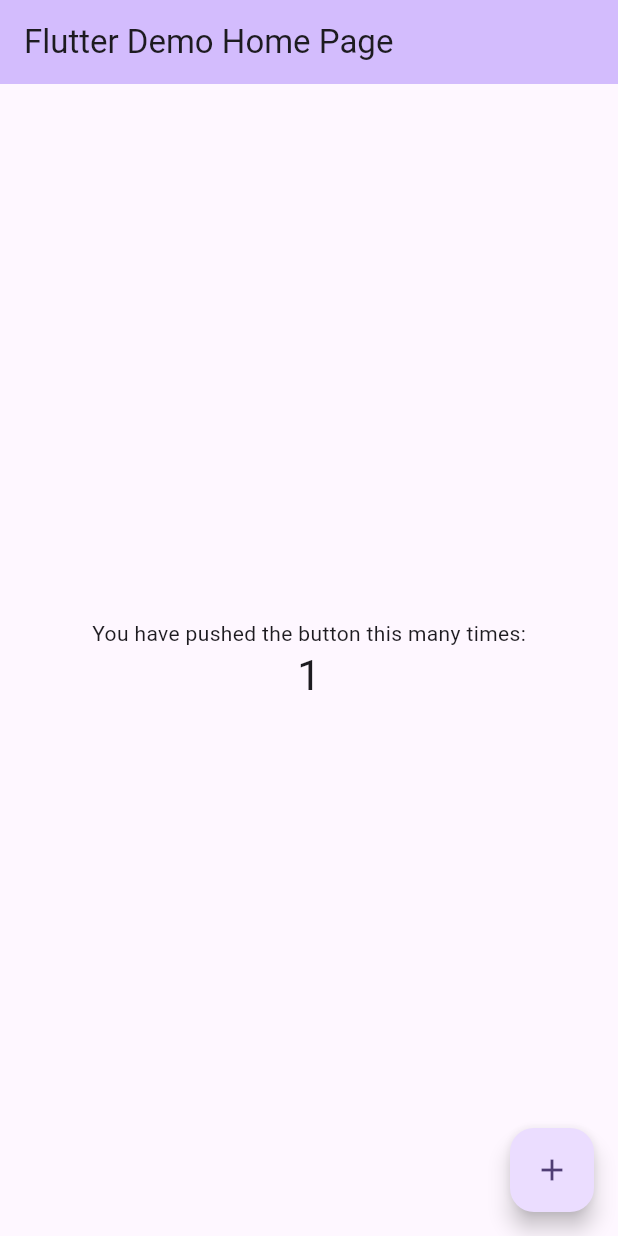
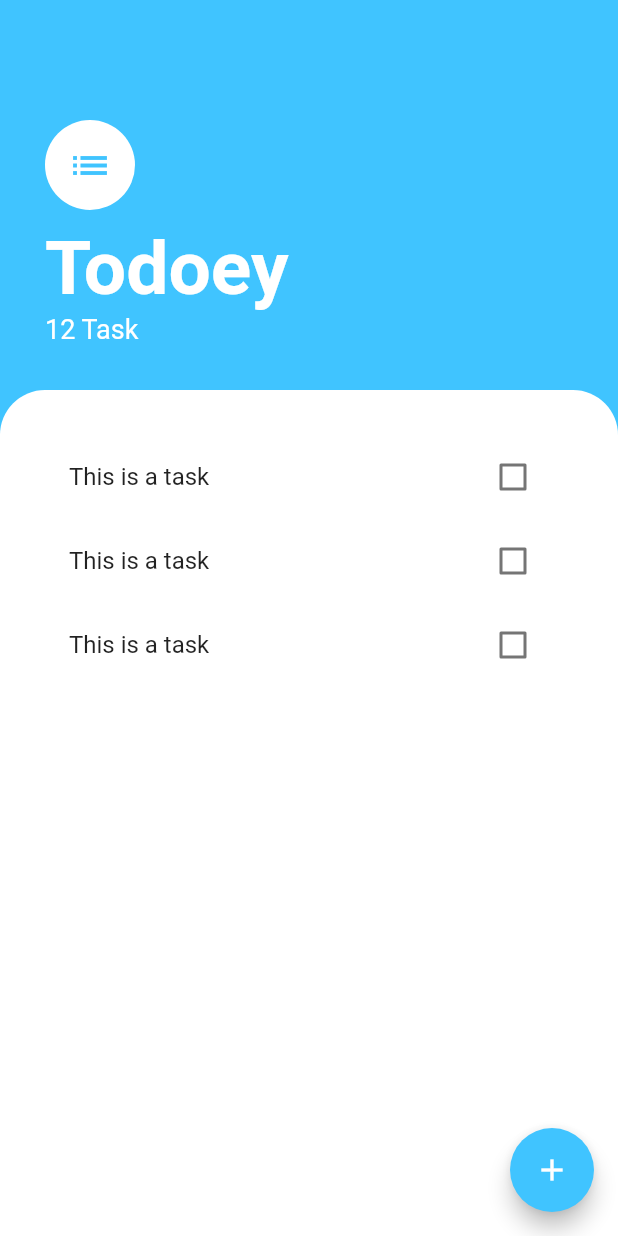
Before and after one commit to RichardCastuera/Todoey, a Flutter app: the screen it shows after launch, after a tap on the "add" icon, on a phone screen of 412 x 824 dp. Run offline on Flutter 3.47's test engine with Material 2 defaults, Android fonts, the phone set to English and light mode, and no system bars.

Commit message:
feat(todoey_app): Styled task_screen and Added a list of task

```diff
--- a/todoey_app/lib/main.dart
+++ b/todoey_app/lib/main.dart
@@ -1,125 +1,18 @@
 import 'package:flutter/material.dart';
+import 'package:todoey_app/screens/task_screen.dart';
 
 void main() {
   runApp(const MyApp());
 }
 
 class MyApp extends StatelessWidget {
-  const MyApp({super.key});
+  const MyApp({Key? key}) : super(key: key);
 
-  // This widget is the root of your application.
   @override
   Widget build(BuildContext context) {
     return MaterialApp(
-      title: 'Flutter Demo',
-      theme: ThemeData(
-        // This is the theme of your application.
-        //
-        // TRY THIS: Try running your application with "flutter run". You'll see
-        // the application has a blue toolbar. Then, without quitting the app,
-        // try changing the seedColor in the colorScheme below to Colors.green
-        // and then invoke "hot reload" (save your changes or press the "hot
-        // reload" button in a Flutter-supported IDE, or press "r" if you used
-        // the command line to start the app).
-        //
-        // Notice that the counter didn't reset back to zero; the application
-        // state is not lost during the reload. To reset the state, use hot
-        // restart instead.
-        //
-        // This works for code too, not just values: Most code changes can be
-        // tested with just a hot reload.
-        colorScheme: ColorScheme.fromSeed(seedColor: Colors.deepPurple),
-        useMaterial3: true,
-      ),
-      home: const MyHomePage(title: 'Flutter Demo Home Page'),
+      debugShowCheckedModeBanner: false,
+      home: TaskScreen(),
     );
   }
 }
-
-class MyHomePage extends StatefulWidget {
-  const MyHomePage({super.key, required this.title});
-
-  // This widget is the home page of your application. It is stateful, meaning
-  // that it has a State object (defined below) that contains fields that affect
-  // how it looks.
-
-  // This class is the configuration for the state. It holds the values (in this
-  // case the title) provided by the parent (in this case the App widget) and
-  // used by the build method of the State. Fields in a Widget subclass are
-  // always marked "final".
-
-  final String title;
-
-  @override
-  State<MyHomePage> createState() => _MyHomePageState();
-}
-
-class _MyHomePageState extends State<MyHomePage> {
-  int _counter = 0;
-
-  void _incrementCounter() {
-    setState(() {
-      // This call to setState tells the Flutter framework that something has
-      // changed in this State, which causes it to rerun the build method below
-      // so that the display can reflect the updated values. If we changed
-      // _counter without calling setState(), then the build method would not be
-      // called again, and so nothing would appear to happen.
-      _counter++;
-    });
-  }
-
-  @override
-  Widget build(BuildContext context) {
-    // This method is rerun every time setState is called, for instance as done
-    // by the _incrementCounter method above.
-    //
-    // The Flutter framework has been optimized to make rerunning build methods
-    // fast, so that you can just rebuild anything that needs updating rather
-    // than having to individually change instances of widgets.
-    return Scaffold(
-      appBar: AppBar(
-        // TRY THIS: Try changing the color here to a specific color (to
-        // Colors.amber, perhaps?) and trigger a hot reload to see the AppBar
-        // change color while the other colors stay the same.
-        backgroundColor: Theme.of(context).colorScheme.inversePrimary,
-        // Here we take the value from the MyHomePage object that was created by
-        // the App.build method, and use it to set our appbar title.
-        title: Text(widget.title),
-      ),
-      body: Center(
-        // Center is a layout widget. It takes a single child and positions it
-        // in the middle of the parent.
-        child: Column(
-          // Column is also a layout widget. It takes a list of children and
-          // arranges them vertically. By default, it sizes itself to fit its
-          // children horizontally, and tries to be as tall as its parent.
-          //
-          // Column has various properties to control how it sizes itself and
-          // how it positions its children. Here we use mainAxisAlignment to
-          // center the children vertically; the main axis here is the vertical
-          // axis because Columns are vertical (the cross axis would be
-          // horizontal).
-          //
-          // TRY THIS: Invoke "debug painting" (choose the "Toggle Debug Paint"
-          // action in the IDE, or press "p" in the console), to see the
-          // wireframe for each widget.
-          mainAxisAlignment: MainAxisAlignment.center,
-          children: <Widget>[
-            const Text(
-              'You have pushed the button this many times:',
-            ),
-            Text(
-              '$_counter',
-              style: Theme.of(context).textTheme.headlineMedium,
-            ),
-          ],
-        ),
-      ),
-      floatingActionButton: FloatingActionButton(
-        onPressed: _incrementCounter,
-        tooltip: 'Increment',
-        child: const Icon(Icons.add),
-      ), // This trailing comma makes auto-formatting nicer for build methods.
-    );
-  }
-}
--- /dev/null
+++ b/todoey_app/lib/screens/task_screen.dart
@@ -0,0 +1,81 @@
+import 'package:flutter/material.dart';
+import 'package:todoey_app/widgets/task_tile.dart';
+import '../widgets/task_list.dart';
+
+class TaskScreen extends StatefulWidget {
+  const TaskScreen({Key? key}) : super(key: key);
+
+  @override
+  State<TaskScreen> createState() => _TaskScreenState();
+}
+
+class _TaskScreenState extends State<TaskScreen> {
+  @override
+  Widget build(BuildContext context) {
+    return Scaffold(
+      backgroundColor: Colors.lightBlueAccent,
+      floatingActionButton: FloatingActionButton(
+        onPressed: () {},
+        backgroundColor: Colors.lightBlueAccent,
+        child: Icon(Icons.add),
+      ),
+      body: Column(
+        crossAxisAlignment: CrossAxisAlignment.start,
+        children: [
+          Container(
+            padding: EdgeInsets.only(
+              top: 80.0,
+              left: 30.0,
+              right: 30.0,
+              bottom: 30.0,
+            ),
+            child: Column(
+              crossAxisAlignment: CrossAxisAlignment.start,
+              children: [
+                CircleAvatar(
+                  backgroundColor: Colors.white,
+                  radius: 30.0,
+                  child: Icon(
+                    Icons.list,
+                    size: 30.0,
+                    color: Colors.lightBlueAccent,
+                  ),
+                ),
+                SizedBox(
+                  height: 10.0,
+                ),
+                Text(
+                  'Todoey',
+                  style: TextStyle(
+                    fontSize: 50.0,
+                    color: Colors.white,
+                    fontWeight: FontWeight.w700,
+                  ),
+                ),
+                Text(
+                  '12 Task',
+                  style: TextStyle(
+                    color: Colors.white,
+                    fontSize: 18.0,
+                  ),
+                ),
+              ],
+            ),
+          ),
+          Expanded(
+            child: Container(
+              decoration: BoxDecoration(
+                color: Colors.white,
+                borderRadius: BorderRadius.only(
+                  topLeft: Radius.circular(30.0),
+                  topRight: Radius.circular(30.0),
+                ),
+              ),
+              child: tasksList(),
+            ),
+          ),
+        ],
+      ),
+    );
+  }
+}
--- /dev/null
+++ b/todoey_app/lib/widgets/task_list.dart
@@ -0,0 +1,15 @@
+import 'package:flutter/material.dart';
+import 'task_tile.dart';
+
+ListView tasksList() {
+  return ListView(
+    padding: EdgeInsets.all(
+      30.0,
+    ),
+    children: [
+      taskTile(),
+      taskTile(),
+      taskTile(),
+    ],
+  );
+}
--- /dev/null
+++ b/todoey_app/lib/widgets/task_tile.dart
@@ -0,0 +1,11 @@
+import 'package:flutter/material.dart';
+
+ListTile taskTile() {
+  return ListTile(
+    title: Text('This is a task'),
+    trailing: Checkbox(
+      value: false,
+      onChanged: (value) {},
+    ),
+  );
+}
```
